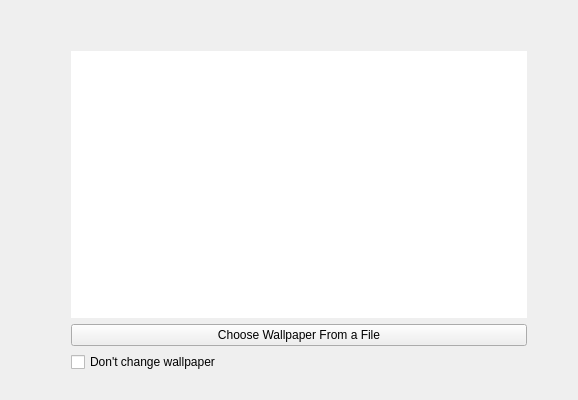
Old version of the form kde/kaptan/src/gui/wallpaperWidget.ui in the repository pars-linux/uludag.
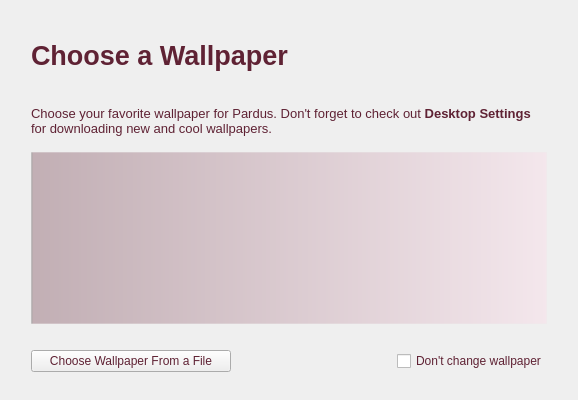
New version of the form.

Commit message: wallpaper widget is ready

```diff
--- a/kde/kaptan/src/gui/wallpaperWidget.ui
+++ b/kde/kaptan/src/gui/wallpaperWidget.ui
@@ -13,87 +13,89 @@
   <property name="windowTitle">
    <string>Wallpaper</string>
   </property>
+  <property name="styleSheet">
+   <string>color: rgb(95, 34, 52);</string>
+  </property>
   <layout class="QGridLayout" name="gridLayout">
-   <item row="0" column="0">
-    <spacer name="horizontalSpacer">
-     <property name="orientation">
-      <enum>Qt::Horizontal</enum>
-     </property>
-     <property name="sizeType">
-      <enum>QSizePolicy::Fixed</enum>
-     </property>
-     <property name="sizeHint" stdset="0">
-      <size>
-       <width>40</width>
-       <height>20</height>
-      </size>
-     </property>
-    </spacer>
-   </item>
-   <item row="0" column="2">
-    <spacer name="verticalSpacer">
-     <property name="orientation">
-      <enum>Qt::Vertical</enum>
-     </property>
-     <property name="sizeType">
-      <enum>QSizePolicy::Fixed</enum>
-     </property>
-     <property name="sizeHint" stdset="0">
-      <size>
-       <width>20</width>
-       <height>40</height>
-      </size>
-     </property>
-    </spacer>
-   </item>
-   <item row="0" column="3">
-    <spacer name="horizontalSpacer_2">
-     <property name="orientation">
-      <enum>Qt::Horizontal</enum>
-     </property>
-     <property name="sizeType">
-      <enum>QSizePolicy::Fixed</enum>
-     </property>
-     <property name="sizeHint" stdset="0">
-      <size>
-       <width>40</width>
-       <height>20</height>
-      </size>
-     </property>
-    </spacer>
-   </item>
-   <item row="1" column="2">
+   <item row="5" column="1">
     <layout class="QVBoxLayout" name="verticalLayout">
      <item>
       <widget class="QListWidget" name="listWallpaper">
+       <property name="styleSheet">
+        <string>#listWallpaper{background-color: qlineargradient(spread:pad, x1:0, y1:0, x2:1, y2:0, stop:0 rgba(0, 0, 0, 81), stop:0.00537634 rgba(95, 34, 52, 80), stop:1 rgba(255, 213, 230, 80));
+
+border: 1px solid rgb(236, 236, 236, 80);}</string>
+       </property>
        <property name="frameShape">
         <enum>QFrame::NoFrame</enum>
        </property>
       </widget>
      </item>
      <item>
-      <widget class="QPushButton" name="buttonChooseWp">
-       <property name="styleSheet">
-        <string notr="true"/>
+      <spacer name="verticalSpacer_3">
+       <property name="orientation">
+        <enum>Qt::Vertical</enum>
        </property>
-       <property name="text">
-        <string>Choose Wallpaper From a File</string>
+       <property name="sizeType">
+        <enum>QSizePolicy::Fixed</enum>
        </property>
-      </widget>
+       <property name="sizeHint" stdset="0">
+        <size>
+         <width>20</width>
+         <height>20</height>
+        </size>
+       </property>
+      </spacer>
      </item>
      <item>
-      <widget class="QCheckBox" name="checkBox">
-       <property name="styleSheet">
-        <string notr="true">color:black</string>
-       </property>
-       <property name="text">
-        <string>Don't change wallpaper</string>
-       </property>
-      </widget>
+      <layout class="QHBoxLayout" name="horizontalLayout">
+       <item>
+        <widget class="QPushButton" name="buttonChooseWp">
+         <property name="minimumSize">
+          <size>
+           <width>200</width>
+           <height>0</height>
+          </size>
+         </property>
+         <property name="styleSheet">
+          <string notr="true"/>
+         </property>
+         <property name="text">
+          <string>Choose Wallpaper From a File</string>
+         </property>
+        </widget>
+       </item>
+       <item>
+        <spacer name="horizontalSpacer_5">
+         <property name="orientation">
+          <enum>Qt::Horizontal</enum>
+         </property>
+         <property name="sizeType">
+          <enum>QSizePolicy::Expanding</enum>
+         </property>
+         <property name="sizeHint" stdset="0">
+          <size>
+           <width>20</width>
+           <height>20</height>
+          </size>
+         </property>
+        </spacer>
+       </item>
+       <item>
+        <widget class="QCheckBox" name="checkBox">
+         <property name="styleSheet">
+          <string notr="true"/>
+         </property>
+         <property name="text">
+          <string>Don't change wallpaper</string>
+         </property>
+        </widget>
+       </item>
+      </layout>
      </item>
     </layout>
    </item>
-   <item row="2" column="1">
+   <item row="6" column="0">
     <spacer name="verticalSpacer_2">
      <property name="orientation">
       <enum>Qt::Vertical</enum>
@@ -109,6 +111,138 @@
      </property>
     </spacer>
    </item>
+   <item row="5" column="0">
+    <spacer name="horizontalSpacer_3">
+     <property name="orientation">
+      <enum>Qt::Horizontal</enum>
+     </property>
+     <property name="sizeType">
+      <enum>QSizePolicy::Fixed</enum>
+     </property>
+     <property name="sizeHint" stdset="0">
+      <size>
+       <width>20</width>
+       <height>20</height>
+      </size>
+     </property>
+    </spacer>
+   </item>
+   <item row="5" column="2">
+    <spacer name="horizontalSpacer_4">
+     <property name="orientation">
+      <enum>Qt::Horizontal</enum>
+     </property>
+     <property name="sizeType">
+      <enum>QSizePolicy::Fixed</enum>
+     </property>
+     <property name="sizeHint" stdset="0">
+      <size>
+       <width>20</width>
+       <height>20</height>
+      </size>
+     </property>
+    </spacer>
+   </item>
+   <item row="4" column="1">
+    <spacer name="verticalSpacer_4">
+     <property name="orientation">
+      <enum>Qt::Vertical</enum>
+     </property>
+     <property name="sizeType">
+      <enum>QSizePolicy::Fixed</enum>
+     </property>
+     <property name="sizeHint" stdset="0">
+      <size>
+       <width>20</width>
+       <height>10</height>
+      </size>
+     </property>
+    </spacer>
+   </item>
+   <item row="3" column="1">
+    <widget class="QLabel" name="labelMouseDesc">
+     <property name="minimumSize">
+      <size>
+       <width>300</width>
+       <height>0</height>
+      </size>
+     </property>
+     <property name="styleSheet">
+      <string notr="true">color:black</string>
+     </property>
+     <property name="text">
+      <string>&lt;!DOCTYPE HTML PUBLIC &quot;-//W3C//DTD HTML 4.0//EN&quot; &quot;http://www.w3.org/TR/REC-html40/strict.dtd&quot;&gt;
+&lt;html&gt;&lt;head&gt;&lt;meta name=&quot;qrichtext&quot; content=&quot;1&quot; /&gt;&lt;style type=&quot;text/css&quot;&gt;
+p, li { white-space: pre-wrap; }
+&lt;/style&gt;&lt;/head&gt;&lt;body style=&quot; font-family:'Sans Serif'; font-size:8pt; font-weight:400; font-style:normal;&quot;&gt;
+&lt;p style=&quot; margin-top:0px; margin-bottom:0px; margin-left:0px; margin-right:0px; -qt-block-indent:0; text-indent:0px;&quot;&gt;&lt;span style=&quot; font-size:10pt; color:#5f2234;&quot;&gt;Choose your favorite wallpaper for Pardus. Don't forget to check out &lt;/span&gt;&lt;span style=&quot; font-size:10pt; font-weight:600; color:#5f2234;&quot;&gt;Desktop Settings&lt;/span&gt;&lt;span style=&quot; font-size:10pt; color:#5f2234;&quot;&gt; for downloading new and cool wallpapers.&lt;/span&gt;&lt;/p&gt;&lt;/body&gt;&lt;/html&gt;</string>
+     </property>
+     <property name="wordWrap">
+      <bool>true</bool>
+     </property>
+    </widget>
+   </item>
+   <item row="1" column="1">
+    <widget class="QLabel" name="label">
+     <property name="sizePolicy">
+      <sizepolicy hsizetype="Fixed" vsizetype="Fixed">
+       <horstretch>0</horstretch>
+       <verstretch>0</verstretch>
+      </sizepolicy>
+     </property>
+     <property name="minimumSize">
+      <size>
+       <width>0</width>
+       <height>50</height>
+      </size>
+     </property>
+     <property name="font">
+      <font>
+       <pointsize>20</pointsize>
+       <weight>75</weight>
+       <bold>true</bold>
+      </font>
+     </property>
+     <property name="styleSheet">
+      <string>color: rgb(95, 34, 52);</string>
+     </property>
+     <property name="text">
+      <string>Choose a Wallpaper</string>
+     </property>
+    </widget>
+   </item>
+   <item row="0" column="1">
+    <spacer name="verticalSpacer">
+     <property name="orientation">
+      <enum>Qt::Vertical</enum>
+     </property>
+     <property name="sizeType">
+      <enum>QSizePolicy::Expanding</enum>
+     </property>
+     <property name="sizeHint" stdset="0">
+      <size>
+       <width>20</width>
+       <height>40</height>
+      </size>
+     </property>
+    </spacer>
+   </item>
+   <item row="2" column="1">
+    <spacer name="verticalSpacer_5">
+     <property name="orientation">
+      <enum>Qt::Vertical</enum>
+     </property>
+     <property name="sizeType">
+      <enum>QSizePolicy::Fixed</enum>
+     </property>
+     <property name="sizeHint" stdset="0">
+      <size>
+       <width>20</width>
+       <height>20</height>
+      </size>
+     </property>
+    </spacer>
+   </item>
   </layout>
  </widget>
  <resources/>
```
The commit also changes 1 other file.
